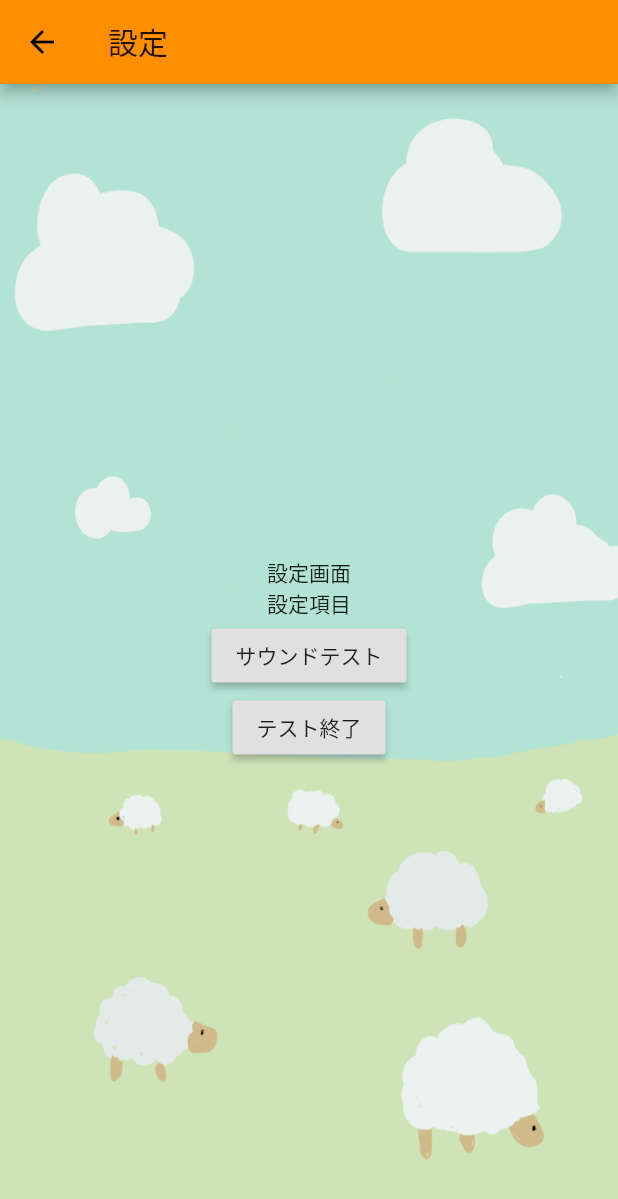
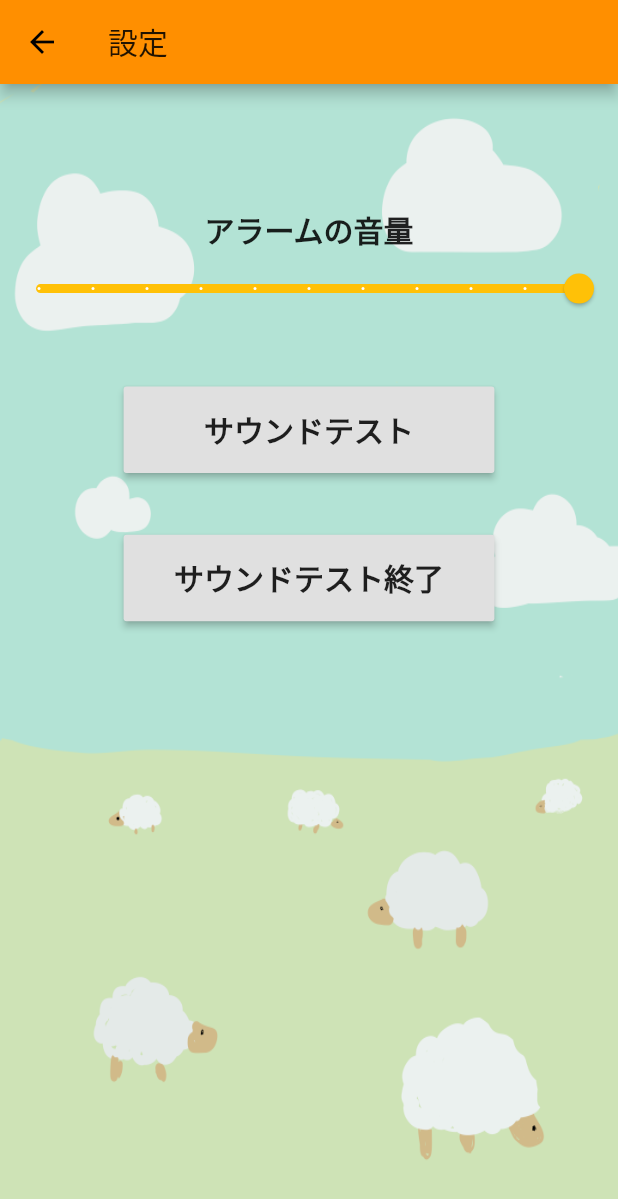
Before and after one commit to 06itsuki08/alarm_clock, a Flutter app: the Setting screen opened by its route, after a tap on "サウンドテスト", on a phone screen of 412 x 824 dp. Shown: the top 1199 px of the screen. Run offline on Flutter 3.47's test engine with Material 2 defaults, Android fonts, the light colour scheme and no system bars; our stand-ins replace flutter_local_notifications, shared_preferences, timezone, vibration; missing offline and left inert: barcode_scan, flutter_ringtone_player, workmanager; accounts and stored records are empty; Roboto replaces fonts that are missing (MPLUSRounded).

Commit message:
天気を除外、アラームの音量を変更

```diff
--- a/lib/main.dart
+++ b/lib/main.dart
@@ -1,5 +1,7 @@
 import 'dart:ui';
 
+import 'package:alarm_clock/module/shared_prefs.dart';
+import 'package:alarm_clock/module/user_setting.dart';
 import 'package:alarm_clock/screen/alarmsetting.dart';
 import 'package:alarm_clock/module/move_alarm.dart';
 import 'package:alarm_clock/screen/alarmstop.dart';
@@ -86,6 +88,10 @@ class MyApp extends StatelessWidget {
   @override
   Widget build(BuildContext context) {
     //SystemChrome.setEnabledSystemUIOverlays([SystemUiOverlay.top]);
+    //設定データを読み込み
+
+    loadSettingData();
+
     return MaterialApp(
       title: title,
       //右上のデバッグモードって帯を消す
--- a/lib/module/move_alarm.dart
+++ b/lib/module/move_alarm.dart
@@ -2,6 +2,7 @@ import 'package:alarm_clock/main.dart';
 import 'package:alarm_clock/module/alarm.dart';
 import 'package:alarm_clock/module/alarm_list.dart';
 import 'package:alarm_clock/module/shared_prefs.dart';
+import 'package:alarm_clock/module/user_setting.dart';
 import 'package:alarm_clock/screen/alarmstop.dart';
 import 'package:flutter/cupertino.dart';
 import 'package:flutter/material.dart';
@@ -322,12 +323,14 @@ stopAlarm10minSnooze() async {
 
 startRingAlarm({bool vibrate = true}) async {
   Alarm alarm = await getAlarm();
+  loadSettingData();
   //登録されているアラームのバイブレーションがオンになっていれば振動もさせる
   if (alarm.vibration == false) vibrate = false;
   if (vibrate) {
     Vibration.vibrate(pattern: [500, 500, 500, 500], repeat: 2);
   }
-  FlutterRingtonePlayer.playAlarm(looping: true, asAlarm: true, volume: 1.0);
+  FlutterRingtonePlayer.playAlarm(
+      looping: true, asAlarm: true, volume: appSetting.volume);
 }
 
 void stopRingAlarm() {
--- a/lib/module/shared_prefs.dart
+++ b/lib/module/shared_prefs.dart
@@ -2,13 +2,14 @@ import 'dart:convert';
 
 import 'package:alarm_clock/module/alarm.dart';
 import 'package:alarm_clock/module/alarm_list.dart';
+import 'package:alarm_clock/module/user_setting.dart';
 import 'package:shared_preferences/shared_preferences.dart';
 
 saveAlarmData(List<Alarm> list) async {
   //await pref.set型("key",val);
   SharedPreferences pref = await SharedPreferences.getInstance();
   list.sort((a, b) => b.time.toString().compareTo(a.time.toString()));
-  List<String> alarms = alarmList.map((f) => json.encode(f.toJson())).toList();
+  List<String> alarms = list.map((f) => json.encode(f.toJson())).toList();
   await pref.setStringList('alarms', alarms);
 }
 
@@ -30,3 +31,30 @@ deleteAlarmData() async {
   SharedPreferences pref = await SharedPreferences.getInstance();
   await pref.remove('alarms');
 }
+
+saveSettingData(UserSetting setting) async {
+  //await pref.set型("key",val);
+  SharedPreferences pref = await SharedPreferences.getInstance();
+  String settings = json.encode(setting.toJson());
+  await pref.setString('settingss', settings);
+  print('設定データ保存完了');
+}
+
+loadSettingData({bool needReturn = false}) async {
+  UserSetting settings = UserSetting();
+  //await pref.get型("key");
+  SharedPreferences pref = await SharedPreferences.getInstance();
+  var result = pref.getString('settings');
+  if (result != null) {
+    settings = UserSetting.fromJson(json.decode(result));
+  } else {
+    settings = UserSetting(volume: 1.0);
+  }
+  appSetting = settings;
+  print('設定データ読み込み完了');
+}
+
+deleteSettingData() async {
+  SharedPreferences pref = await SharedPreferences.getInstance();
+  await pref.remove('settings');
+}
--- a/lib/screen/setting.dart
+++ b/lib/screen/setting.dart
@@ -1,7 +1,12 @@
+import 'dart:async';
+
 import 'package:alarm_clock/module/move_alarm.dart';
+import 'package:alarm_clock/module/shared_prefs.dart';
+import 'package:alarm_clock/module/user_setting.dart';
 import 'package:flutter/cupertino.dart';
 import 'package:flutter/material.dart';
 import 'package:alarm_clock/val/string.dart';
+import 'package:flutter_ringtone_player/flutter_ringtone_player.dart';
 
 class Setting extends StatefulWidget {
   Setting({Key key}) : super(key: key);
@@ -10,12 +15,12 @@ class Setting extends StatefulWidget {
 }
 
 class _SettingState extends State<Setting> {
-  String text = '設定画面';
-  String yotei = '設定項目';
+  double value = 0.0;
 
   @override
   void initState() {
     super.initState();
+    value = appSetting.volume;
   }
 
   @override
@@ -44,21 +49,67 @@ class _SettingState extends State<Setting> {
         ),
         child: Column(
           crossAxisAlignment: CrossAxisAlignment.center,
-          mainAxisAlignment: MainAxisAlignment.center,
+          mainAxisAlignment: MainAxisAlignment.start,
           children: <Widget>[
-            Text(text),
-            Text(yotei),
-            RaisedButton(
-              onPressed: () => startRingAlarm(),
-              child: Text('サウンドテスト'),
+            heightSpacer(height: size.height * 0.1),
+            Text('アラームの音量',
+                style: TextStyle(fontSize: 20, fontWeight: FontWeight.bold)),
+            Slider(
+              label: '$value',
+              value: value,
+              min: 0.0,
+              max: 1.0,
+              divisions: 10,
+              inactiveColor: Colors.white,
+              activeColor: Colors.amber,
+              onChanged: (e) {
+                setState(() {
+                  value = e;
+                  changeVolume(e);
+                });
+              },
             ),
-            RaisedButton(
-              onPressed: () => stopRingAlarm(),
-              child: Text('テスト終了'),
+            heightSpacer(height: size.height * 0.05),
+            SizedBox(
+              width: size.width * 0.6,
+              height: size.height * 0.07,
+              child: RaisedButton(
+                onPressed: () => startRingAlarm(),
+                child: Text(
+                  'サウンドテスト',
+                  style: TextStyle(fontWeight: FontWeight.bold, fontSize: 20),
+                ),
+              ),
+            ),
+            heightSpacer(height: size.height * 0.05),
+            SizedBox(
+              width: size.width * 0.6,
+              height: size.height * 0.07,
+              child: RaisedButton(
+                onPressed: () => stopRingAlarm(),
+                child: Text('サウンドテスト終了',
+                    style:
+                        TextStyle(fontWeight: FontWeight.bold, fontSize: 20)),
+              ),
             ),
           ],
         ),
       ),
     );
   }
+
+  changeVolume(double e) {
+    setState(() {
+      appSetting.volume = e;
+    });
+    saveSettingData(appSetting);
+
+    FlutterRingtonePlayer.playAlarm(
+        looping: true, asAlarm: true, volume: appSetting.volume);
+    Timer(const Duration(seconds: 5), () {
+      FlutterRingtonePlayer.stop();
+    });
+    /*
+      */
+  }
 }
```
Also changed, not shown: lib/module/user_setting.dart (added, +13 -0 lines).
